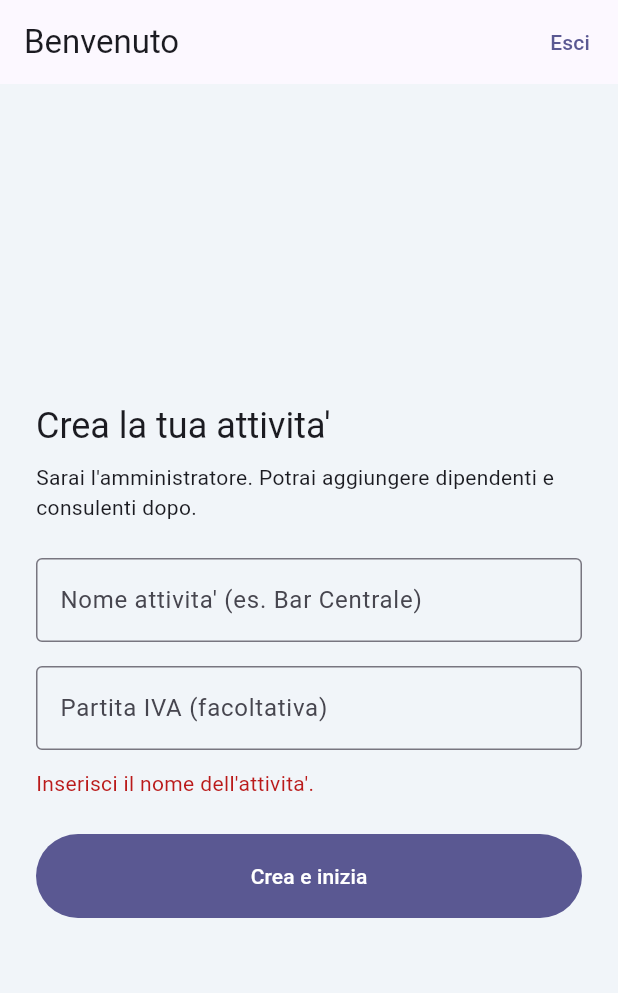
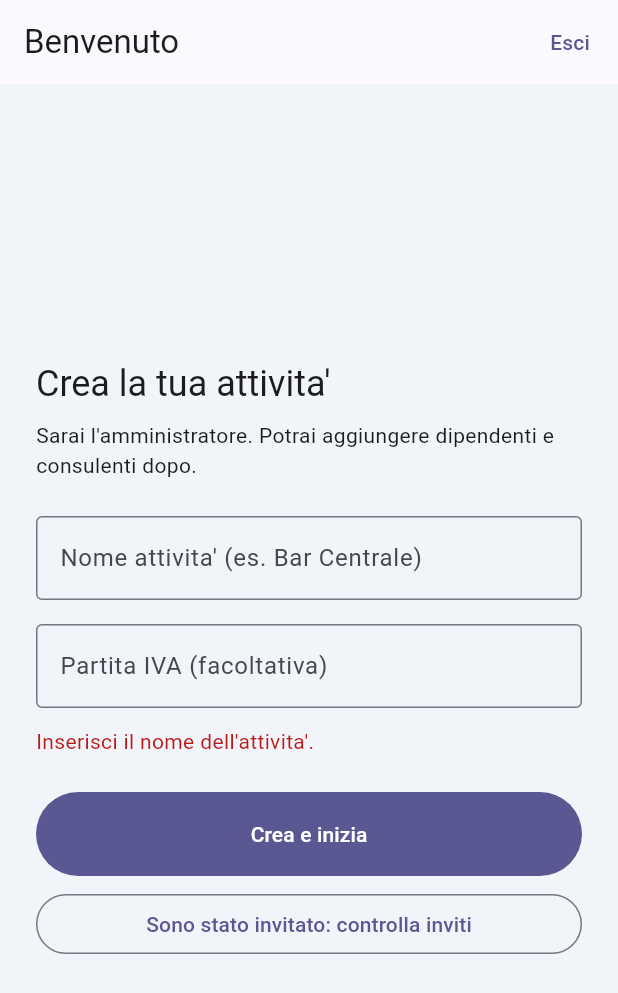
Before and after one commit to wvw7z7p7td-gif/app-haccp-dvr, a Flutter app: the screen it shows once a user with an empty profile is signed in, after a tap on "Crea e inizia", on a phone screen of 412 x 824 dp. Shown: the top 993 px of the screen. Run offline on Flutter 3.47's test engine with Material 3 defaults, Android fonts, the phone set to English and light mode, and no system bars; our stand-ins replace flutter_riverpod, go_router, image_picker, pdf, printing, shared_preferences and 1 more; accounts and stored records are empty; network calls fail.

Commit message:
App: messaggio di blocco PIN, inviti per email in Impostazioni, onboarding con controllo inviti
Co-Authored-By: Claude Sonnet 5.5 <noreply@anthropic.com>
Claude-Session: https://claude.ai/code/session_01QJDbcxUCaR53uWgjVdAjCf

```diff
--- a/lib/features/auth/onboarding_page.dart
+++ b/lib/features/auth/onboarding_page.dart
@@ -23,6 +23,29 @@ class _OnboardingPageState extends ConsumerState<OnboardingPage> {
     super.dispose();
   }
 
+  @override
+  void initState() {
+    super.initState();
+    WidgetsBinding.instance.addPostFrameCallback((_) => _checkInvites(silent: true));
+  }
+
+  /// Se un amministratore ti ha invitato con questa email, entri nella sua azienda.
+  Future<void> _checkInvites({bool silent = false}) async {
+    setState(() => _busy = true);
+    try {
+      final n = await ref.read(supabaseProvider).rpc('accept_invites');
+      if (n is int && n > 0) {
+        ref.invalidate(membershipsProvider);
+        return;
+      }
+      if (!silent && mounted) setState(() => _error = 'Nessun invito trovato per questa email.');
+    } catch (_) {
+      if (!silent && mounted) setState(() => _error = 'Controllo non riuscito. Riprova.');
+    } finally {
+      if (mounted) setState(() => _busy = false);
+    }
+  }
+
   Future<void> _create() async {
     if (_name.text.trim().length < 2) {
       setState(() => _error = 'Inserisci il nome dell\'attivita\'.');
@@ -38,8 +61,11 @@ class _OnboardingPageState extends ConsumerState<OnboardingPage> {
         'p_vat': _vat.text.trim().isEmpty ? null : _vat.text.trim(),
       });
       ref.invalidate(membershipsProvider);
-    } catch (_) {
-      setState(() => _error = 'Non e\' stato possibile creare l\'azienda. Riprova.');
+    } catch (e) {
+      setState(() => _error = e.toString().contains('NOT_ALLOWED')
+          ? 'Questo account non puo\' creare una nuova attivita\'. '
+              'Se lavori in un\'attivita\' esistente, chiedi all\'amministratore di invitarti con questa email.'
+          : 'Non e\' stato possibile creare l\'azienda. Riprova.');
     } finally {
       if (mounted) setState(() => _busy = false);
     }
@@ -88,6 +114,11 @@ class _OnboardingPageState extends ConsumerState<OnboardingPage> {
                   onPressed: _busy ? null : _create,
                   child: const Text('Crea e inizia'),
                 ),
+                const SizedBox(height: 8),
+                OutlinedButton(
+                  onPressed: _busy ? null : _checkInvites,
+                  child: const Text('Sono stato invitato: controlla inviti'),
+                ),
               ]),
             ),
           ),
--- a/lib/features/settings/settings_page.dart
+++ b/lib/features/settings/settings_page.dart
@@ -3,6 +3,8 @@ import 'package:flutter_riverpod/flutter_riverpod.dart';
 import 'package:go_router/go_router.dart';
 
 import '../../core/auth/providers.dart';
+import '../../core/models/app_role.dart';
+import 'invites_section.dart';
 
 class SettingsPage extends ConsumerWidget {
   const SettingsPage({super.key});
@@ -45,6 +47,10 @@ class SettingsPage extends ConsumerWidget {
             ),
             const Divider(),
           ],
+          if (active?.role.isAdmin == true) ...[
+            InvitesSection(companyId: active!.companyId),
+            const Divider(),
+          ],
           ListTile(
             leading: const Icon(Icons.logout),
             title: const Text('Esci'),
```
Also changed, not shown: lib/features/settings/invites_section.dart (added, +120 -0 lines), lib/shared/widgets/operator_selector.dart (+8 -0 lines).
